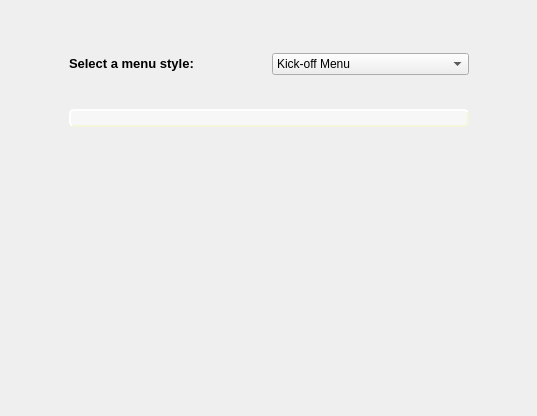
This is kde/kaptan/src/gui/menuWidget.ui in pars-linux/uludag as Qt 5 draws it before an edit. The edited form follows.
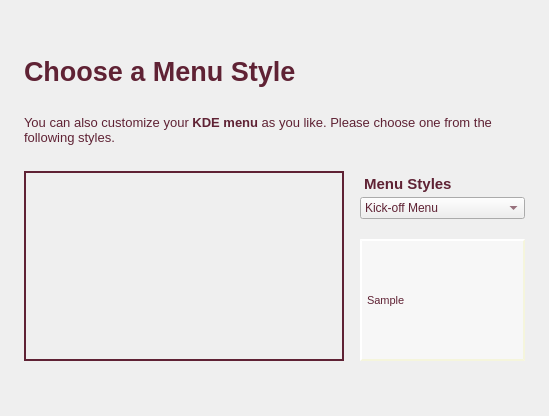
This is the edited form.

Commit message: menu widget is ready

```diff
--- a/kde/kaptan/src/gui/menuWidget.ui
+++ b/kde/kaptan/src/gui/menuWidget.ui
@@ -6,10 +6,16 @@
    <rect>
     <x>0</x>
     <y>0</y>
-    <width>537</width>
+    <width>549</width>
     <height>416</height>
    </rect>
   </property>
+  <property name="sizePolicy">
+   <sizepolicy hsizetype="Expanding" vsizetype="Expanding">
+    <horstretch>0</horstretch>
+    <verstretch>0</verstretch>
+   </sizepolicy>
+  </property>
   <property name="windowTitle">
    <string>Menu</string>
   </property>
@@ -19,59 +25,190 @@
      border-style: outset;
      border-color: beige;
      border-width: 2px;
-     border-radius: 5px;
-
 }</string>
   </property>
   <layout class="QGridLayout" name="gridLayout">
-   <item row="0" column="1">
-    <spacer name="verticalSpacer_2">
-     <property name="orientation">
-      <enum>Qt::Vertical</enum>
-     </property>
-     <property name="sizeHint" stdset="0">
-      <size>
-       <width>20</width>
-       <height>38</height>
-      </size>
-     </property>
-    </spacer>
-   </item>
-   <item row="1" column="0">
-    <spacer name="horizontalSpacer">
-     <property name="orientation">
-      <enum>Qt::Horizontal</enum>
-     </property>
-     <property name="sizeHint" stdset="0">
-      <size>
-       <width>56</width>
-       <height>20</height>
-      </size>
-     </property>
-    </spacer>
-   </item>
+   <property name="margin">
+    <number>4</number>
+   </property>
    <item row="1" column="1">
     <layout class="QVBoxLayout" name="verticalLayout_2">
+     <item>
+      <widget class="QLabel" name="label">
+       <property name="minimumSize">
+        <size>
+         <width>487</width>
+         <height>0</height>
+        </size>
+       </property>
+       <property name="font">
+        <font>
+         <pointsize>20</pointsize>
+         <weight>75</weight>
+         <bold>true</bold>
+        </font>
+       </property>
+       <property name="styleSheet">
+        <string>color: rgb(95, 34, 52);</string>
+       </property>
+       <property name="text">
+        <string>Choose a Menu Style</string>
+       </property>
+      </widget>
+     </item>
+     <item>
+      <spacer name="verticalSpacer_3">
+       <property name="orientation">
+        <enum>Qt::Vertical</enum>
+       </property>
+       <property name="sizeType">
+        <enum>QSizePolicy::Fixed</enum>
+       </property>
+       <property name="sizeHint" stdset="0">
+        <size>
+         <width>20</width>
+         <height>22</height>
+        </size>
+       </property>
+      </spacer>
+     </item>
      <item>
       <layout class="QHBoxLayout" name="horizontalLayout">
        <item>
+        <widget class="QLabel" name="label_2">
+         <property name="font">
+          <font>
+           <pointsize>10</pointsize>
+          </font>
+         </property>
+         <property name="text">
+          <string>&lt;!DOCTYPE HTML PUBLIC &quot;-//W3C//DTD HTML 4.0//EN&quot; &quot;http://www.w3.org/TR/REC-html40/strict.dtd&quot;&gt;
+&lt;html&gt;&lt;head&gt;&lt;meta name=&quot;qrichtext&quot; content=&quot;1&quot; /&gt;&lt;style type=&quot;text/css&quot;&gt;
+p, li { white-space: pre-wrap; }
+&lt;/style&gt;&lt;/head&gt;&lt;body style=&quot; font-family:'Sans Serif'; font-size:10pt; font-weight:400; font-style:normal;&quot;&gt;
+&lt;p style=&quot; margin-top:0px; margin-bottom:0px; margin-left:0px; margin-right:0px; -qt-block-indent:0; text-indent:0px;&quot;&gt;&lt;span style=&quot; color:#5f2234;&quot;&gt;You can also customize your &lt;/span&gt;&lt;span style=&quot; font-weight:600; color:#5f2234;&quot;&gt;KDE menu&lt;/span&gt;&lt;span style=&quot; color:#5f2234;&quot;&gt; as you like. Please choose one from the following styles.&lt;/span&gt;&lt;/p&gt;&lt;/body&gt;&lt;/html&gt;</string>
+         </property>
+         <property name="wordWrap">
+          <bool>true</bool>
+         </property>
+        </widget>
+       </item>
+      </layout>
+     </item>
+     <item>
+      <layout class="QVBoxLayout" name="verticalLayout">
+       <item>
+        <spacer name="verticalSpacer_4">
+         <property name="orientation">
+          <enum>Qt::Vertical</enum>
+         </property>
+         <property name="sizeType">
+          <enum>QSizePolicy::Fixed</enum>
+         </property>
+         <property name="sizeHint" stdset="0">
+          <size>
+           <width>20</width>
+           <height>20</height>
+          </size>
+         </property>
+        </spacer>
+       </item>
+       <item>
+        <layout class="QHBoxLayout" name="horizontalLayout_3">
+         <item>
+          <widget class="QLabel" name="pictureMenuStyles">
+           <property name="sizePolicy">
+            <sizepolicy hsizetype="Fixed" vsizetype="Fixed">
+             <horstretch>0</horstretch>
+             <verstretch>0</verstretch>
+            </sizepolicy>
+           </property>
+           <property name="minimumSize">
+            <size>
+             <width>320</width>
+             <height>190</height>
+            </size>
+           </property>
+           <property name="maximumSize">
+            <size>
+             <width>320</width>
+             <height>190</height>
+            </size>
+           </property>
+           <property name="styleSheet">
+            <string>#pictureMenuStyles{
+border: 2px solid rgb(95, 34, 52);
+}</string>
+           </property>
+           <property name="frameShape">
+            <enum>QFrame::NoFrame</enum>
+           </property>
+           <property name="text">
+            <string/>
+           </property>
+           <property name="scaledContents">
+            <bool>false</bool>
+           </property>
+           <property name="wordWrap">
+            <bool>true</bool>
+           </property>
+          </widget>
+         </item>
+         <item>
+          <spacer name="horizontalSpacer">
+           <property name="orientation">
+            <enum>Qt::Horizontal</enum>
+           </property>
+           <property name="sizeType">
+            <enum>QSizePolicy::Fixed</enum>
+           </property>
+           <property name="sizeHint" stdset="0">
+            <size>
+             <width>10</width>
+             <height>20</height>
+            </size>
+           </property>
+          </spacer>
+         </item>
+         <item>
+          <layout class="QVBoxLayout" name="verticalLayout_4">
+           <item>
+            <layout class="QVBoxLayout" name="verticalLayout_3">
+             <property name="spacing">
+              <number>0</number>
+             </property>
+             <item>
         <widget class="QLabel" name="menuLabel">
+               <property name="sizePolicy">
+                <sizepolicy hsizetype="Fixed" vsizetype="Preferred">
+                 <horstretch>0</horstretch>
+                 <verstretch>0</verstretch>
+                </sizepolicy>
+               </property>
+               <property name="font">
+                <font>
+                 <pointsize>11</pointsize>
+                </font>
+               </property>
          <property name="styleSheet">
-          <string notr="true">color:black</string>
+                <string notr="true">#menuLabel{
+color:black;
+font-size:11pt;
+}</string>
          </property>
          <property name="text">
           <string>&lt;!DOCTYPE HTML PUBLIC &quot;-//W3C//DTD HTML 4.0//EN&quot; &quot;http://www.w3.org/TR/REC-html40/strict.dtd&quot;&gt;
 &lt;html&gt;&lt;head&gt;&lt;meta name=&quot;qrichtext&quot; content=&quot;1&quot; /&gt;&lt;style type=&quot;text/css&quot;&gt;
 p, li { white-space: pre-wrap; }
-&lt;/style&gt;&lt;/head&gt;&lt;body style=&quot; font-family:'Droid Sans'; font-size:10pt; font-weight:400; font-style:normal;&quot;&gt;
-&lt;p style=&quot; margin-top:0px; margin-bottom:0px; margin-left:0px; margin-right:0px; -qt-block-indent:0; text-indent:0px;&quot;&gt;&lt;span style=&quot; font-weight:600;&quot;&gt;Select a menu style:&lt;/span&gt;&lt;/p&gt;&lt;/body&gt;&lt;/html&gt;</string>
+&lt;/style&gt;&lt;/head&gt;&lt;body style=&quot; font-family:'Sans Serif'; font-size:11pt; font-weight:400; font-style:normal;&quot;&gt;
+&lt;p style=&quot; margin-top:0px; margin-bottom:0px; margin-left:0px; margin-right:0px; -qt-block-indent:0; text-indent:0px;&quot;&gt;&lt;span style=&quot; font-family:'Droid Sans'; font-weight:600; color:#5f2234;&quot;&gt; Menu Styles&lt;/span&gt;&lt;/p&gt;&lt;/body&gt;&lt;/html&gt;</string>
          </property>
         </widget>
        </item>
        <item>
         <widget class="QComboBox" name="menuStyles">
          <property name="styleSheet">
-          <string notr="true"/>
+                <string notr="true">color: rgb(95, 34, 52);</string>
          </property>
          <item>
           <property name="text">
@@ -90,59 +227,42 @@
          </item>
         </widget>
        </item>
-      </layout>
-     </item>
      <item>
-      <spacer name="verticalSpacer">
+              <spacer name="verticalSpacer_6">
        <property name="orientation">
         <enum>Qt::Vertical</enum>
        </property>
+               <property name="sizeType">
+                <enum>QSizePolicy::Fixed</enum>
+               </property>
        <property name="sizeHint" stdset="0">
         <size>
          <width>20</width>
-         <height>28</height>
+                 <height>20</height>
         </size>
        </property>
       </spacer>
      </item>
-     <item>
-      <layout class="QVBoxLayout" name="verticalLayout">
        <item>
         <widget class="QLabel" name="labelMenuDescription">
+               <property name="minimumSize">
+                <size>
+                 <width>0</width>
+                 <height>122</height>
+                </size>
+               </property>
+               <property name="font">
+                <font>
+                 <pointsize>8</pointsize>
+                </font>
+               </property>
          <property name="styleSheet">
           <string notr="true">background-color: rgba(255, 255, 255, 122);
-color:black</string>
+color: rgb(95, 34, 52);
+padding:5px;</string>
          </property>
          <property name="text">
-          <string/>
-         </property>
-         <property name="wordWrap">
-          <bool>true</bool>
-         </property>
-        </widget>
-       </item>
-       <item>
-        <widget class="QLabel" name="pictureMenuStyles">
-         <property name="sizePolicy">
-          <sizepolicy hsizetype="Expanding" vsizetype="Expanding">
-           <horstretch>0</horstretch>
-           <verstretch>0</verstretch>
-          </sizepolicy>
-         </property>
-         <property name="minimumSize">
-          <size>
-           <width>400</width>
-           <height>230</height>
-          </size>
-         </property>
-         <property name="maximumSize">
-          <size>
-           <width>400</width>
-           <height>230</height>
-          </size>
-         </property>
-         <property name="text">
-          <string/>
+                <string>Sample</string>
          </property>
          <property name="scaledContents">
           <bool>false</bool>
@@ -150,34 +270,75 @@
          <property name="wordWrap">
           <bool>true</bool>
          </property>
+               <property name="indent">
+                <number>0</number>
+               </property>
         </widget>
        </item>
       </layout>
      </item>
     </layout>
    </item>
-   <item row="1" column="2">
-    <spacer name="horizontalSpacer_2">
+        </layout>
+       </item>
+      </layout>
+     </item>
+    </layout>
+   </item>
+   <item row="0" column="1">
+    <spacer name="verticalSpacer">
      <property name="orientation">
-      <enum>Qt::Horizontal</enum>
+      <enum>Qt::Vertical</enum>
      </property>
      <property name="sizeHint" stdset="0">
       <size>
-       <width>55</width>
-       <height>20</height>
+       <width>20</width>
+       <height>40</height>
       </size>
      </property>
     </spacer>
    </item>
    <item row="2" column="1">
-    <spacer name="verticalSpacer_3">
+    <spacer name="verticalSpacer_2">
      <property name="orientation">
       <enum>Qt::Vertical</enum>
      </property>
      <property name="sizeHint" stdset="0">
       <size>
        <width>20</width>
-       <height>38</height>
+       <height>40</height>
+      </size>
+     </property>
+    </spacer>
+   </item>
+   <item row="1" column="0">
+    <spacer name="horizontalSpacer_3">
+     <property name="orientation">
+      <enum>Qt::Horizontal</enum>
+     </property>
+     <property name="sizeType">
+      <enum>QSizePolicy::Fixed</enum>
+     </property>
+     <property name="sizeHint" stdset="0">
+      <size>
+       <width>20</width>
+       <height>20</height>
+      </size>
+     </property>
+    </spacer>
+   </item>
+   <item row="1" column="2">
+    <spacer name="horizontalSpacer_4">
+     <property name="orientation">
+      <enum>Qt::Horizontal</enum>
+     </property>
+     <property name="sizeType">
+      <enum>QSizePolicy::Fixed</enum>
+     </property>
+     <property name="sizeHint" stdset="0">
+      <size>
+       <width>20</width>
+       <height>20</height>
       </size>
      </property>
     </spacer>
```
Lines whose indentation alone changed are shown as unchanged. The commit also changes 3 other files.
